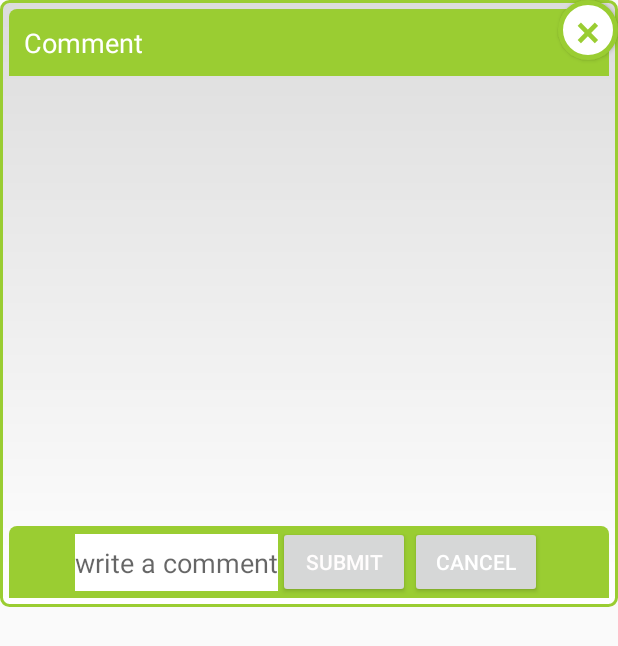
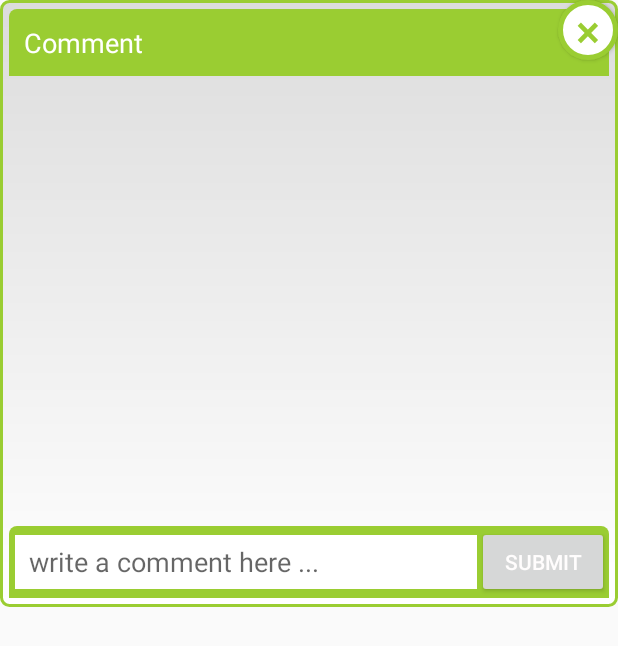
Before and after one commit to hvngoc/thesis, an Android app: the layout layout_custom_comment_dialog.xml on its own in the app's theme, with its tools: preview values and no code run, on a phone screen of 412 x 824 dp. Shown: the top 646 px of the screen. Run offline under Robolectric (Android 15) with nearby library versions, the phone set to English and light mode, and no system bars.

Commit message:
edit size text comment  - remove cancel button

```diff
--- a/GoogleMapTest/app/src/main/java/com/hvngoc/googlemaptest/custom/CommentDialogLayout.java
+++ b/GoogleMapTest/app/src/main/java/com/hvngoc/googlemaptest/custom/CommentDialogLayout.java
@@ -42,14 +42,6 @@ public class CommentDialogLayout extends Dialog {
         mAdapter = new RVCommentAdapter();
         mRecyclerView.setAdapter(mAdapter);
 
-        Button btnCancel = (Button) findViewById(R.id.btnCancel);
-        btnCancel.setOnClickListener(new View.OnClickListener() {
-            @Override
-            public void onClick(View v) {
-                dismiss();
-            }
-        });
-
         Button btnClose = (Button) findViewById(R.id.btnClose);
         btnClose.setOnClickListener(new View.OnClickListener() {
             @Override
--- a/GoogleMapTest/app/src/main/res/layout/layout_custom_comment_dialog.xml
+++ b/GoogleMapTest/app/src/main/res/layout/layout_custom_comment_dialog.xml
@@ -24,36 +24,29 @@
             android:id="@+id/recycler_view"
             android:layout_width="wrap_content"
             android:layout_height="300dip"/>
-        <LinearLayout
+        <RelativeLayout
             android:layout_width="match_parent"
             android:layout_height="wrap_content"
-            android:background="@drawable/comment_bg_title"
-            android:layout_gravity="center"
-            android:gravity="center_horizontal"
-            android:orientation="horizontal">
+            android:background="@drawable/comment_bg_title">
 
             <EditText
-                android:layout_marginTop="2dip"
-                android:layout_width="wrap_content"
-                android:layout_height="38dip"
-                android:hint="write a comment"
+                android:layout_marginTop="6dip"
+                android:layout_marginLeft="4dip"
+                android:layout_toLeftOf="@+id/btnSubmit"
+                android:layout_width="match_parent"
+                android:layout_height="36dip"
+                android:hint="  write a comment here ...  "
                 android:id="@+id/etxtWriteComment"
                 android:background="#ffffff" />
 
             <Button
                 android:layout_width="wrap_content"
                 android:layout_height="wrap_content"
+                android:layout_alignParentRight="true"
                 android:text="Submit"
                 android:id="@+id/btnSubmit"
                 android:textColor="#fffdfd" />
-
-            <Button
-                android:layout_width="wrap_content"
-                android:layout_height="wrap_content"
-                android:text="Cancel"
-                android:id="@+id/btnCancel"
-                android:textColor="#ffffff" />
-        </LinearLayout>
+        </RelativeLayout>
     </LinearLayout>
     <Button
         android:id="@+id/btnClose"
```
